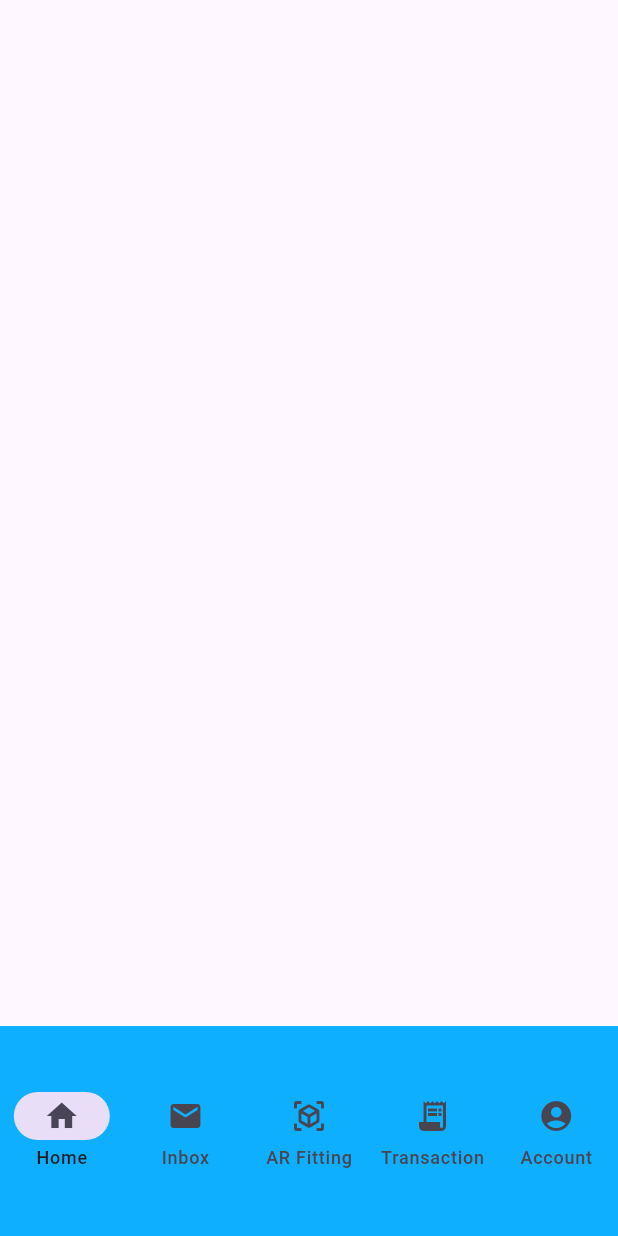
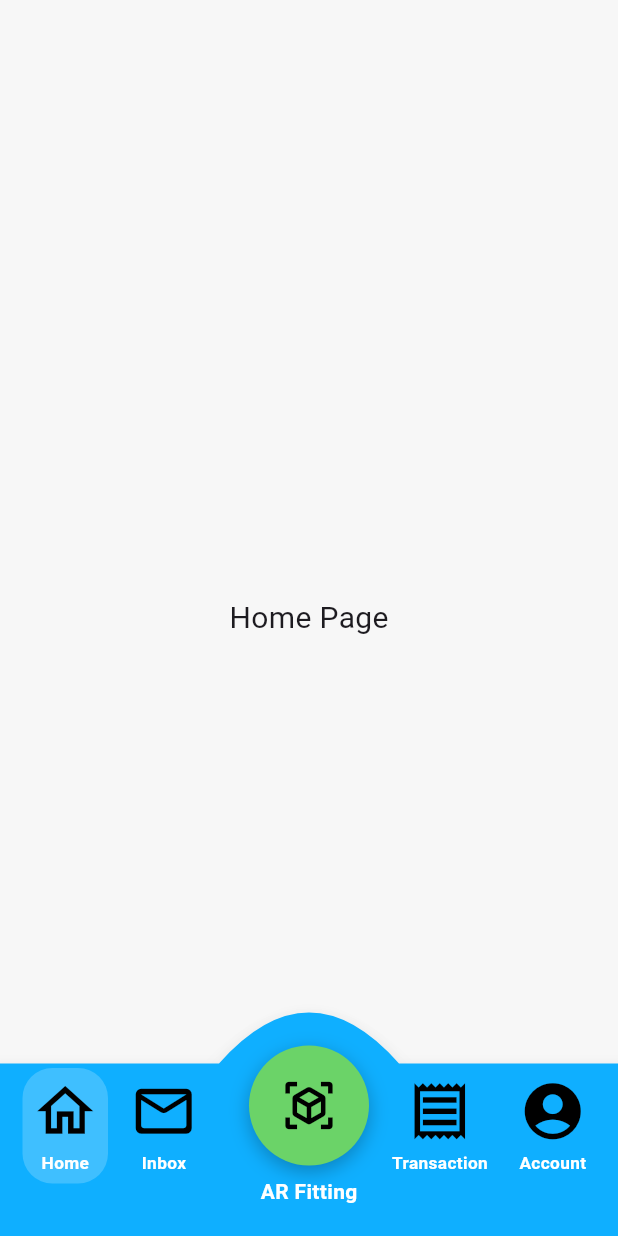
Before and after one commit to dhenize/Capstone_Fit4School, a Flutter app: the screen it shows after launch, on a phone screen of 412 x 824 dp. Run offline on Flutter 3.47's test engine with Material 3 defaults, Android fonts, the phone set to English and light mode, and no system bars.

Commit message:
UPDATE: Fixed Bottom Navigation Bar

```diff
--- a/fit4school_mobile/lib/screens/fit_mod_mob/pg_dashboard.dart
+++ b/fit4school_mobile/lib/screens/fit_mod_mob/pg_dashboard.dart
@@ -1,22 +1,197 @@
+//IMPORTS
 import 'package:flutter/material.dart';
 
-class PgDashboard extends StatelessWidget {
+
+//STATEFUL WIDGET
+class PgDashboard extends StatefulWidget {
   const PgDashboard({super.key});
 
   @override
+  State<PgDashboard> createState() => _PgDashboardState();
+}
+
+//INDEX FOR BOTTOM NAVIGATION BAR
+class _PgDashboardState extends State<PgDashboard> {
+  int _index = 0;
+
+  final List<Widget> _pages = <Widget>[
+    const _DemoPage('Home Page'),
+    const _DemoPage('Inbox Page'),
+    const _DemoPage('AR Fitting Page'),
+    const _DemoPage('Transaction Page'),
+    const _DemoPage('Account Page'),
+  ];
+
+  void _go(int i) => setState(() => _index = i);
+
+
+//MAIN SCREEN DESIGN
+  @override
   Widget build(BuildContext context) {
     return Scaffold(
-      bottomNavigationBar: NavigationBar(
-        height: 140,
-        backgroundColor: Color(0xFF0FAFFF),
-        destinations: [
-          NavigationDestination(icon: Icon(Icons.home), label: 'Home'),
-          NavigationDestination(icon: Icon(Icons.mail), label: 'Inbox'),
-          NavigationDestination(icon: Icon(Icons.view_in_ar), label: 'AR Fitting'),
-          NavigationDestination(icon: Icon(Icons.receipt_long), label: 'Transaction'),
-          NavigationDestination(icon: Icon(Icons.account_circle), label: 'Account'),
-        ],
+      extendBody: true,
+      body: _pages[_index],
+
+      bottomNavigationBar: SizedBox(
+        height: 125,
+        child: Stack(
+          clipBehavior: Clip.none,
+          children: [
+            Positioned.fill(
+              child: CustomPaint(
+                painter: _ConvexNavPainter(color: const Color(0xFF0FAFFF)),
+              ),
+            ),
+
+            Align(
+              alignment: Alignment.bottomCenter,
+              child: Padding(
+                padding: const EdgeInsets.fromLTRB(15, 0, 15, 35),
+                child: Row(
+                  mainAxisAlignment: MainAxisAlignment.spaceBetween,
+                  children: [
+                    _buildNavItem(Icons.home_outlined, 'Home', 0),
+                    _buildNavItem(Icons.mail_outline_rounded, 'Inbox', 1),
+                    const SizedBox(width: 100), // gap for AR button
+                    _buildNavItem(Icons.receipt_outlined, 'Transaction', 3),
+                    _buildNavItem(Icons.account_circle, 'Account', 4),
+                  ],
+                ),
+              ),
+            ),
+
+
+            Positioned(
+              left: 0,
+              right: 0,
+              bottom: 20,
+              child: Column(
+                mainAxisSize: MainAxisSize.min,
+                children: [
+                  GestureDetector(
+                    onTap: () => _go(2),
+                    child: Container(
+                      width: 80,
+                      height: 80,
+                      decoration: BoxDecoration(
+                        color: const Color(0xFF6BD368),
+                        shape: BoxShape.circle,
+                        boxShadow: const [
+                          BoxShadow(
+                            color: Colors.black26,
+                            blurRadius: 10,
+                            offset: Offset(0, 4),
+                          ),
+                        ],
+                      ),
+                      child: const Center(
+                        child: Icon(
+                          Icons.view_in_ar,
+                          size: 38,
+                          color: Colors.black,
+                        ),
+                      ),
+                    ),
+                  ),
+                  const SizedBox(height: 7),
+                  const Text(
+                    'AR Fitting',
+                    style: TextStyle(
+                      color: Colors.white,
+                      fontWeight: FontWeight.w600,
+                    ),
+                  ),
+                ],
+              ),
+            ),
+          ],
+        ),
+      ),
+    );
+  }
+
+//NAVIGATION BAR ACTIONS
+  Widget _buildNavItem(IconData icon, String label, int index) {
+    bool selected = _index == index;
+    return InkWell(
+      onTap: () => _go(index),
+      child: Container(
+        decoration: BoxDecoration(
+          color: selected
+              ? Colors.white.withOpacity(0.2)
+              : Colors.transparent,
+          borderRadius: BorderRadius.circular(20),
+        ),
+        padding: const EdgeInsets.symmetric(
+          horizontal: 6,
+          vertical: 6,
+        ),
+        child: Column(
+          mainAxisSize: MainAxisSize.min,
+          children: [
+            Icon(icon, size: 45, color: Colors.black),
+            const SizedBox(height: 4),
+            Text(
+              label,
+              style: const TextStyle(
+                color: Colors.white,
+                fontWeight: FontWeight.w600,
+                fontSize: 11.5,
+              ),
+            ),
+          ],
+        ),
       ),
     );
   }
 }
+
+
+//FOR NAVIGATION BAR CONVEX ARC DESIGN
+class _ConvexNavPainter extends CustomPainter {
+  final Color color;
+  _ConvexNavPainter({required this.color});
+
+  @override
+  void paint(Canvas canvas, Size size) {
+    final paint = Paint()
+      ..color = color
+      ..style = PaintingStyle.fill;
+
+    final double top = 10;
+    final double arcWidth = 120;
+    final double arcHeight = 68;
+    final double cx = size.width / 2;
+    final double leftArcX = cx - arcWidth / 2;
+    final double rightArcX = cx + arcWidth / 2;
+
+    final path = Path()
+      ..moveTo(0, top)
+      ..lineTo(leftArcX, top)
+      ..quadraticBezierTo(cx, top - arcHeight, rightArcX, top)
+      ..lineTo(size.width, top)
+      ..lineTo(size.width, size.height)
+      ..lineTo(0, size.height)
+      ..close();
+
+    canvas.drawShadow(path, Colors.black.withOpacity(0.7), 8, false);
+    canvas.drawPath(path, paint);
+  }
+
+  @override
+  bool shouldRepaint(covariant CustomPainter oldDelegate) => false;
+}
+
+class _DemoPage extends StatelessWidget {
+  final String text;
+  const _DemoPage(this.text);
+
+  @override
+  Widget build(BuildContext context) {
+    return Container(
+      color: const Color(0xFFF7F7F7),
+      alignment: Alignment.center,
+      child: Text(text, style: const TextStyle(fontSize: 20)),
+    );
+  }
+}
```
